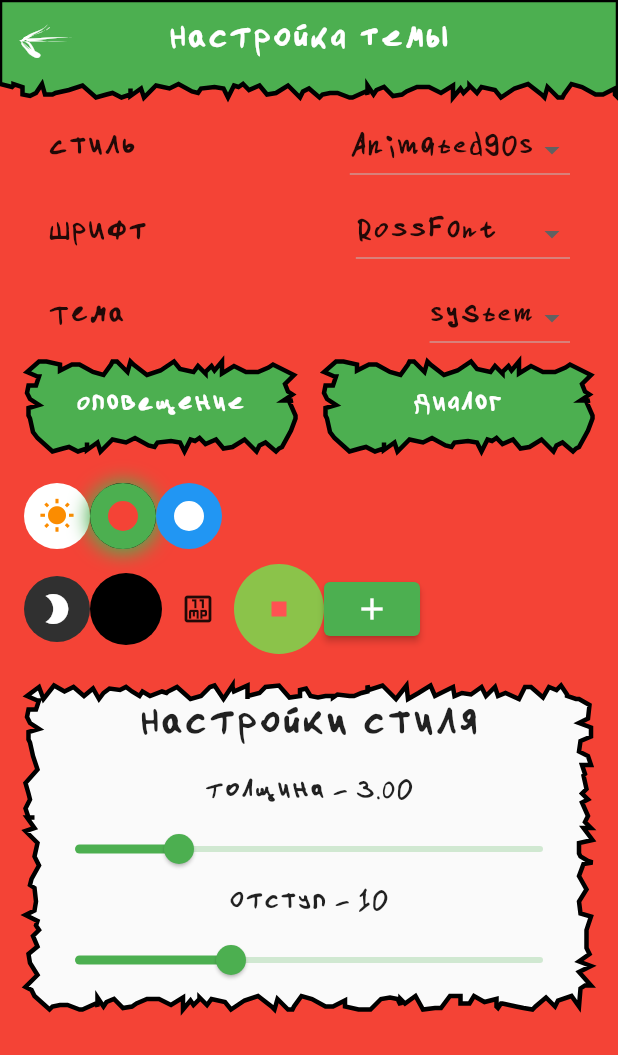
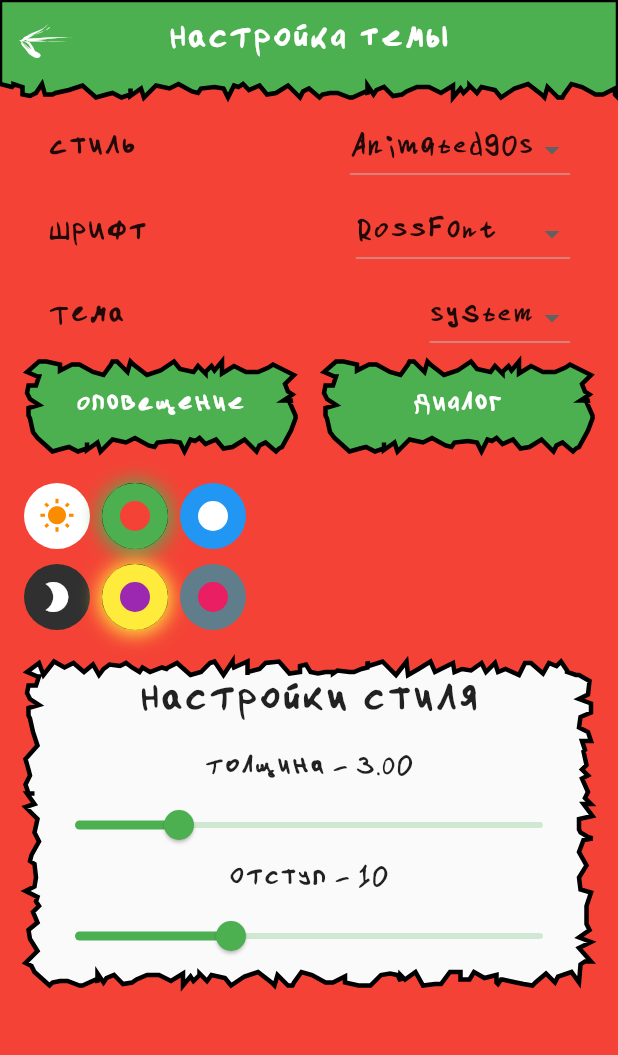
Before and after one commit to RossHS/shop_list, a Flutter app: the Settings screen opened by its route, on a phone screen of 412 x 824 dp. Shown: the top 1055 px of the screen. Run offline on Flutter 3.47's test engine with Material 2 defaults, Android fonts, the phone set to English and light mode, and no system bars; our stand-ins replace cloud_firestore, firebase_auth, firebase_core, firebase_messaging, firebase_storage, flutter_slidable and 5 more; accounts and stored records are empty.

Commit message:
Рабочий вариант виджетов выбора цветовой схемы

```diff
--- a/lib/routes/settings.dart
+++ b/lib/routes/settings.dart
@@ -158,7 +158,6 @@ class _ButtonsRow extends StatelessWidget {
 }
 
 /// Виджет содержащий в себе все варианты цветовых схем для каждой из тем [ThemeDataWrapper]
-/// TODO 02.12.2021 написать представление цветовых палитр для тем
 class _ColorPaletteBox extends StatelessWidget {
   const _ColorPaletteBox({Key? key}) : super(key: key);
   final paletteDiameter = 44.0;
@@ -169,7 +168,10 @@ class _ColorPaletteBox extends StatelessWidget {
       mainAxisSize: MainAxisSize.min,
       children: [
         // Цветовые схемы дневных тем
-        Obx(() => Row(
+        ConstrainedBox(
+          constraints: BoxConstraints.expand(width: double.infinity, height: paletteDiameter),
+          child: Obx(() => ListView(
+                scrollDirection: Axis.horizontal,
                 children: [
                   _CircleContainer(
                     height: paletteDiameter,
@@ -181,9 +183,80 @@ class _ColorPaletteBox extends StatelessWidget {
                     ),
                   ),
                   ...ThemeController.to.appTheme.value.lightColorSchemesMap.entries
-                    .map<Widget>((entry) => AnimatedDecoration(
+                      .map<Widget>((entry) => Padding(
+                            // Реализовал таким образом отступы между виджетами цветовых схем, конечно, логичнее
+                            // было бы использовать ListView.separated, но он не принимает
+                            // параметр children - <Widget>[], а я использую не одинаковые элементы.
+                            // Но можно просто создать переменную со списком виджетов
+                            // и билдером брать необходимый виджет. Скорее всего вернусь к этому варианту
+                            key: ValueKey<ColorScheme>(entry.value),
+                            padding: const EdgeInsets.only(left: 8.0),
+                            child: _ColorPaletteItem(
+                              colorScheme: entry.value,
+                              paletteDiameter: paletteDiameter,
+                              isSelected: ThemeController.to.appTheme.value.lightColorScheme == entry.value,
+                              onPressed: ThemeController.to.setLightColorScheme,
+                            ),
+                          ))
+                      .toList(),
+                ],
+              )),
+        ),
+        const SizedBox(height: 10),
+        // Цветовые схемы ночных тем
+        ConstrainedBox(
+          constraints: BoxConstraints.expand(width: double.infinity, height: paletteDiameter),
+          child: Obx(() => ListView(
+                scrollDirection: Axis.horizontal,
+                children: [
+                  _CircleContainer(
+                    height: paletteDiameter,
+                    width: paletteDiameter,
+                    backgroundColor: const Color(0xFF303030),
+                    child: const Icon(
+                      Icons.mode_night,
+                      color: Colors.white,
+                    ),
+                  ),
+                  ...ThemeController.to.appTheme.value.darkColorSchemesMap.entries
+                      .map<Widget>((entry) => Padding(
+                            key: ValueKey<ColorScheme>(entry.value),
+                            padding: const EdgeInsets.only(left: 8.0),
+                            child: _ColorPaletteItem(
+                              colorScheme: entry.value,
+                              paletteDiameter: paletteDiameter,
+                              isSelected: ThemeController.to.appTheme.value.darkColorScheme == entry.value,
+                              onPressed: ThemeController.to.setDarkColorScheme,
+                            ),
+                          ))
+                      .toList(),
+                ],
+              )),
+        ),
+      ],
+    );
+  }
+}
+
+/// Виджет выбора цвета
+class _ColorPaletteItem extends StatelessWidget {
+  const _ColorPaletteItem(
+      {Key? key,
+      required this.colorScheme,
+      required this.paletteDiameter,
+      required this.onPressed,
+      required this.isSelected})
+      : super(key: key);
+  final ColorScheme colorScheme;
+  final double paletteDiameter;
+  final void Function(ColorScheme? colorScheme) onPressed;
+  final bool isSelected;
+
+  @override
+  Widget build(BuildContext context) {
+    return AnimatedDecoration(
       duration: const Duration(milliseconds: 200),
-                          decoration: ThemeController.to.appTheme.value.lightColorScheme == entry.value
+      decoration: isSelected
           ? BoxDecoration(
               border: Border.all(
                 color: Colors.black,
@@ -193,7 +266,7 @@ class _ColorPaletteBox extends StatelessWidget {
               boxShadow: [
                 BoxShadow(
                   spreadRadius: 2,
-                                      color: entry.value.primary,
+                  color: colorScheme.primary,
                   offset: const Offset(0.0, 1.0), //(x,y)
                   blurRadius: 10.0,
                 ),
@@ -212,75 +285,12 @@ class _ColorPaletteBox extends StatelessWidget {
             ),
       child: PaletteColorSelector(
         onPressed: () {
-                              ThemeController.to.setLightColorScheme(entry.value);
+          onPressed(colorScheme);
         },
         paletteDiameter: paletteDiameter,
-                            mainColor: entry.value.background,
-                            additionColor: entry.value.primary,
+        mainColor: colorScheme.background,
+        additionColor: colorScheme.primary,
       ),
-                        ))
-                    .toList(),
-              ],
-            )),
-        const SizedBox(height: 10),
-        // Цветовые схемы ночных тем
-        Obx(() => Row(
-              children: [
-                _CircleContainer(
-                  height: paletteDiameter,
-                  width: paletteDiameter,
-                  backgroundColor: const Color(0xFF303030),
-                  child: const Icon(
-                    Icons.mode_night,
-                    color: Colors.white,
-                  ),
-                ),
-                ...ThemeController.to.appTheme.value.darkColorSchemesMap.entries
-                    .map<TweenAnimationBuilder>(
-                      (entry) => TweenAnimationBuilder<Decoration>(
-                        duration: Duration(seconds: 3),
-                        tween: DecorationTween(
-                            begin: null,
-                            end: BoxDecoration(
-                              color: ThemeController.to.appTheme.value.darkColorScheme == entry.value
-                                  ? Colors.black
-                                  : null,
-                              shape: BoxShape.circle,
-                            )),
-                        builder: (context, value, child) {
-                          return DecoratedBox(
-                            decoration: value,
-                            child: child,
-                          );
-                        },
-                        child: IconButton(
-                          onPressed: () => ThemeController.to.setDarkColorScheme(entry.value),
-                          icon: const Icon(Icons.eleven_mp_outlined),
-                        ),
-                      ),
-                    )
-                    .toList(),
-                Container(
-                  width: 60,
-                  height: 60,
-                  decoration: BoxDecoration(
-                    color: Colors.lightGreen,
-                    shape: BoxShape.circle,
-                  ),
-                  alignment: Alignment.center,
-                  child: Container(
-                    width: 10,
-                    height: 10,
-                    color: Colors.redAccent,
-                  ),
-                ),
-                ElevatedButton(
-                  onPressed: () {},
-                  child: Icon(Icons.add),
-                ),
-              ],
-            )),
-      ],
     );
   }
 }
--- a/lib/widgets/palette_color_selector.dart
+++ b/lib/widgets/palette_color_selector.dart
@@ -69,7 +69,7 @@ class _PaletteColorSelectorState extends State<PaletteColorSelector> with Single
           height: widget.paletteDiameter,
         ),
         child: CustomPaint(
-          painter: ColorPalettePainter(
+          painter: _ColorPalettePainter(
             mainColor: widget.mainColor,
             additionColor: widget.additionColor,
             innerCircleRadius: _animation,
@@ -91,8 +91,8 @@ class _PaletteColorSelectorState extends State<PaletteColorSelector> with Single
   }
 }
 
-class ColorPalettePainter extends CustomPainter {
-  const ColorPalettePainter({
+class _ColorPalettePainter extends CustomPainter {
+  const _ColorPalettePainter({
     required this.mainColor,
     required this.additionColor,
     required this.innerCircleRadius,
```
Lines whose indentation alone changed are shown as unchanged.
